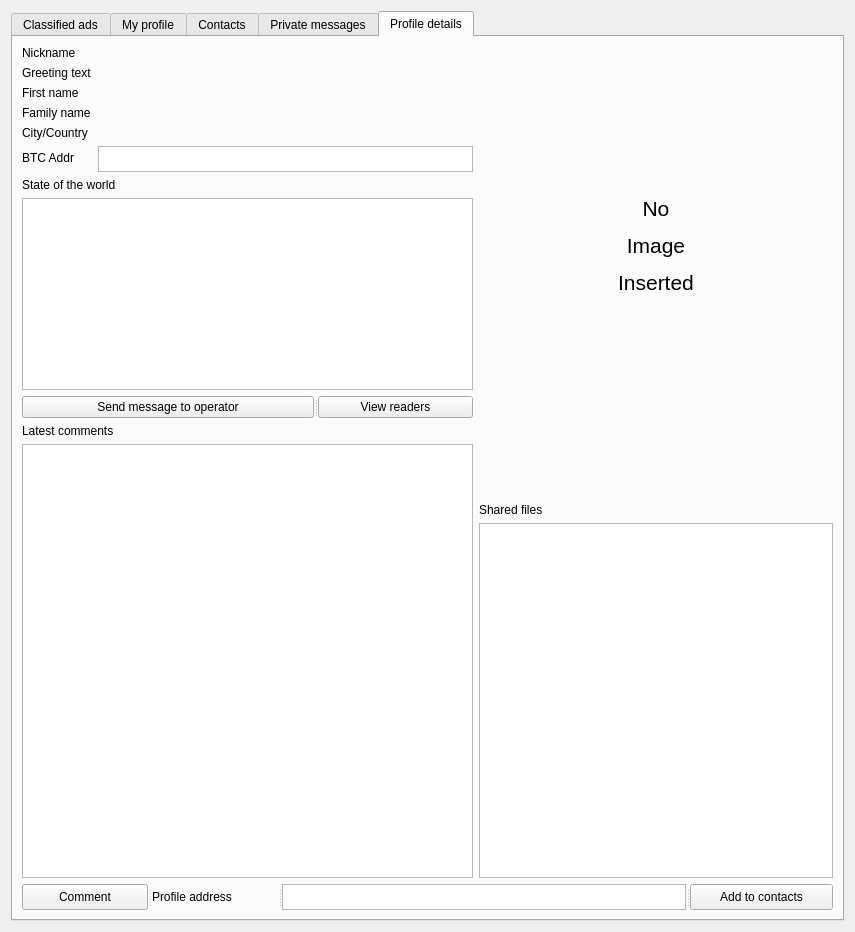
operatornormal/classified-ads, file frontWidget.ui: the form before one commit.
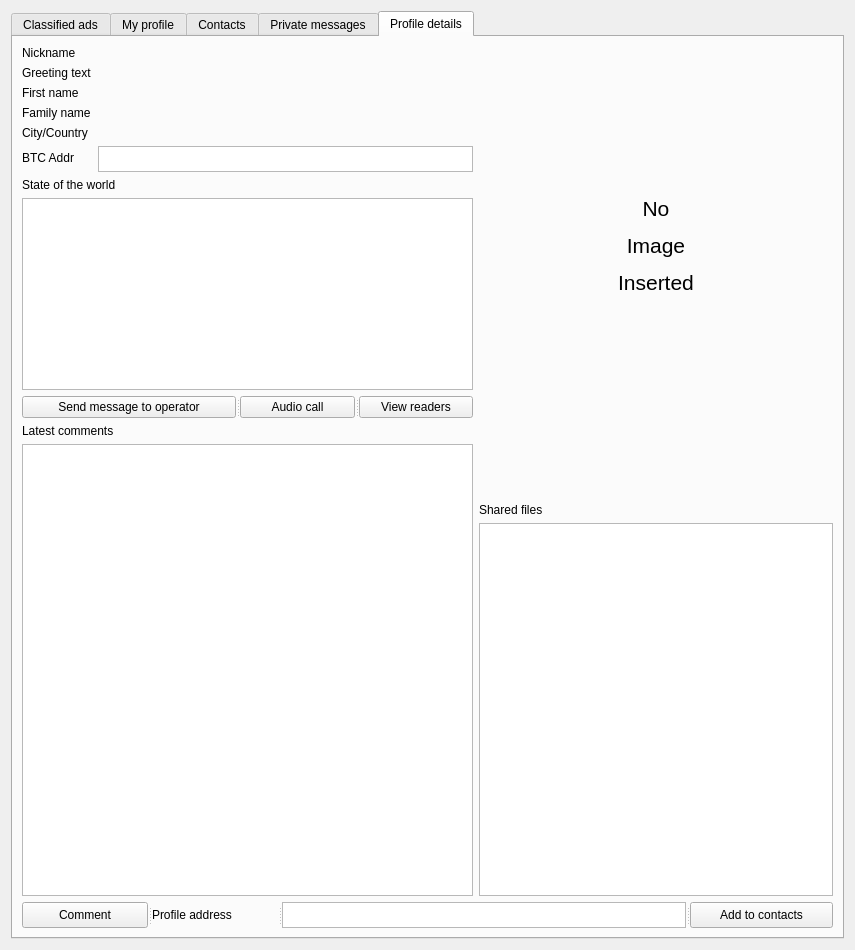
The form after the commit.

Commit message: Voice call feature

What changed in the file:
```diff
--- a/frontWidget.ui
+++ b/frontWidget.ui
@@ -7,7 +7,7 @@
     <x>0</x>
     <y>0</y>
     <width>855</width>
-    <height>932</height>
+    <height>950</height>
    </rect>
   </property>
   <property name="windowTitle">
@@ -874,6 +874,11 @@
              <string>Send message to operator</string>
             </property>
            </widget>
+           <widget class="QPushButton" name="profileDetailsVoiceCallButton">
+            <property name="text">
+             <string>Audio call</string>
+            </property>
+           </widget>
            <widget class="QPushButton" name="profileDetailsReadersButton">
             <property name="text">
              <string>View readers</string>
```
The commit also changes 70 other files.
